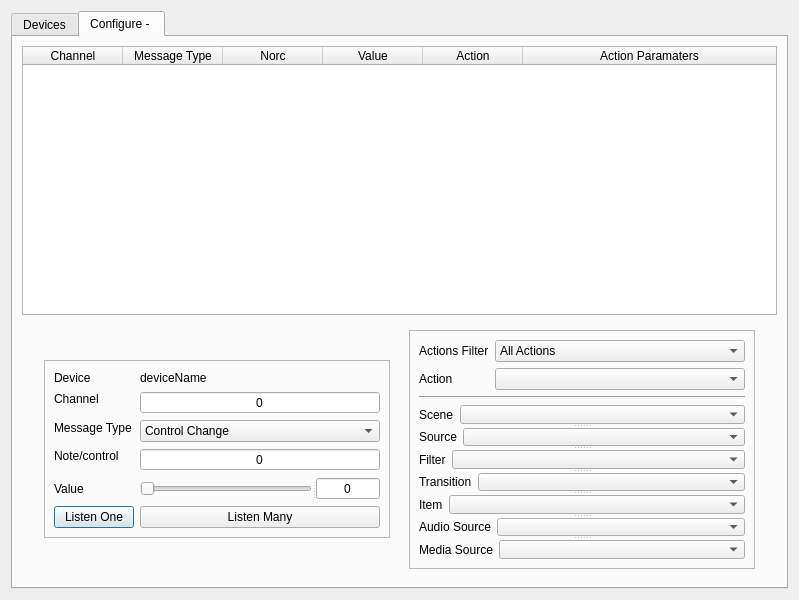
Old version of the form src/forms/plugin-window.ui in the repository ogmkp/obs-midi.
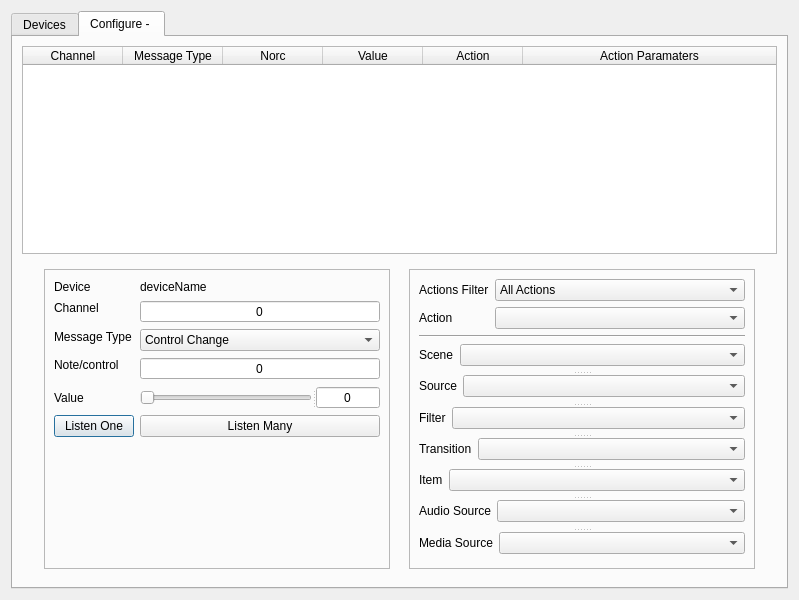
New version of the form. The open tabs and pages were chosen to show the change.

What changed in the file:
```diff
--- a/src/forms/plugin-window.ui
+++ b/src/forms/plugin-window.ui
@@ -379,8 +379,8 @@
             </property>
             <property name="minimumSize">
              <size>
-              <width>0</width>
-              <height>15</height>
+              <width>338</width>
+              <height>300</height>
              </size>
             </property>
             <property name="frameShape">
@@ -707,6 +707,12 @@
               <verstretch>0</verstretch>
              </sizepolicy>
             </property>
+            <property name="minimumSize">
+             <size>
+              <width>0</width>
+              <height>300</height>
+             </size>
+            </property>
             <property name="maximumSize">
              <size>
               <width>16777215</width>
```
Left out of the diff: 28 changed lines with no effect on the pictures.
